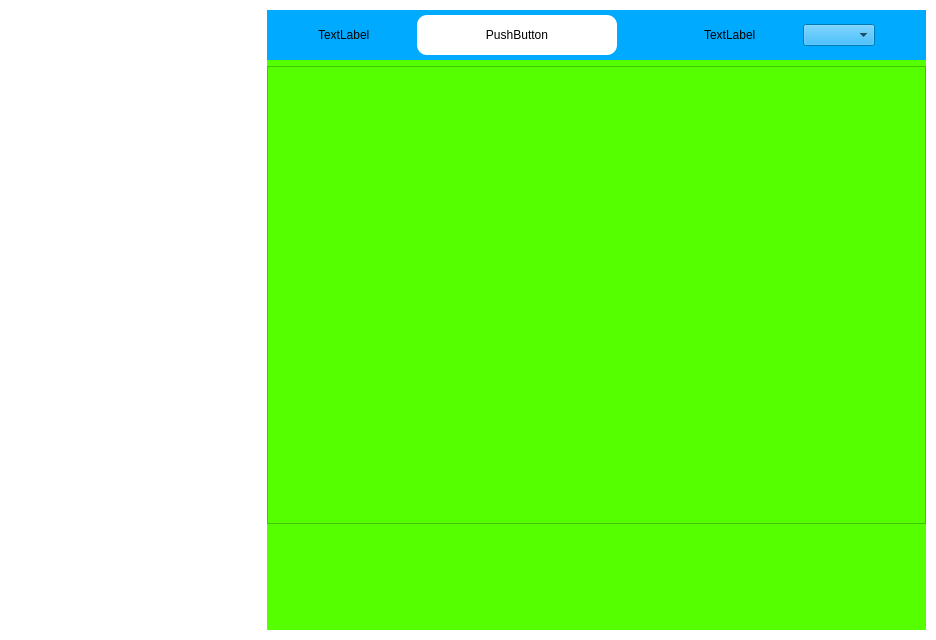
aligrand/Zapchat, file src/chatwindow.ui: the form before one commit.
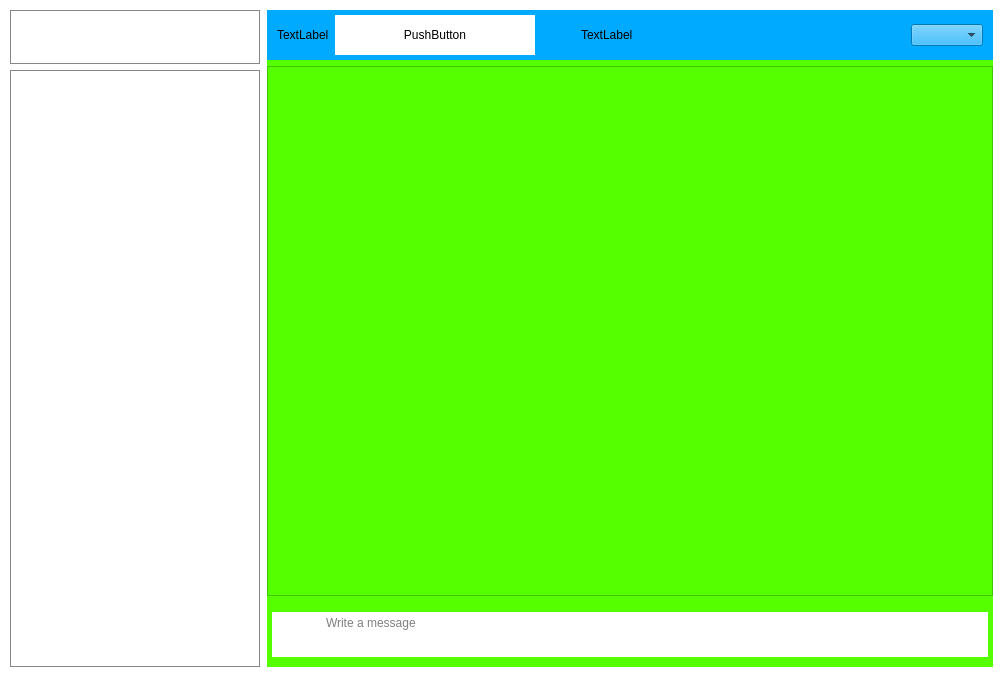
The form after the commit. Icons and pictures are not drawn.

```diff
--- a/src/chatwindow.ui
+++ b/src/chatwindow.ui
@@ -6,8 +6,8 @@
    <rect>
     <x>0</x>
     <y>0</y>
-    <width>936</width>
-    <height>640</height>
+    <width>1003</width>
+    <height>677</height>
    </rect>
   </property>
   <property name="windowTitle">
@@ -52,6 +52,11 @@
        <height>16777215</height>
       </size>
      </property>
+     <property name="styleSheet">
+      <string notr="true">border-style: solid;
+border-width: 1px;
+border-color: rgb(134, 134, 134);</string>
+     </property>
     </widget>
    </item>
    <item row="0" column="0">
@@ -74,18 +79,23 @@
        <height>16777215</height>
       </size>
      </property>
+     <property name="styleSheet">
+      <string notr="true">border-style: solid;
+border-width: 1px;
+border-color: rgb(134, 134, 134);</string>
+     </property>
      <layout class="QHBoxLayout" name="horizontalLayout">
       <property name="leftMargin">
-       <number>0</number>
+       <number>2</number>
       </property>
       <property name="topMargin">
-       <number>0</number>
+       <number>2</number>
       </property>
       <property name="rightMargin">
-       <number>0</number>
+       <number>2</number>
       </property>
       <property name="bottomMargin">
-       <number>0</number>
+       <number>2</number>
       </property>
       <item>
        <widget class="QPushButton" name="settingsButton">
@@ -102,8 +112,6 @@
 	border-radius: 10px;
 	width: 50px;
 	height: 50px;
-	
-	background-color: rgb(255, 255, 255);
 }
 
 QPushButton:hover {
@@ -132,8 +140,6 @@
 	border-radius: 10px;
 	width: 50px;
 	height: 50px;
-	
-	background-color: rgb(255, 255, 255);
 }
 
 QPushButton:hover {
@@ -168,8 +174,6 @@
 	border-radius: 10px;
 	width: 50px;
 	height: 50px;
-	
-	background-color: rgb(255, 255, 255);
 }
 
 QPushButton:hover {
@@ -283,7 +287,6 @@
             <string notr="true">QPushButton {
 	border-style: solid;
 	border-width: 0px;
-	border-radius: 10px;
 	width: 50px;
 	height: 50px;
 	
@@ -329,6 +332,19 @@
            </property>
           </widget>
          </item>
+         <item>
+          <spacer name="horizontalSpacer_2">
+           <property name="orientation">
+            <enum>Qt::Horizontal</enum>
+           </property>
+           <property name="sizeHint" stdset="0">
+            <size>
+             <width>40</width>
+             <height>20</height>
+            </size>
+           </property>
+          </spacer>
+         </item>
          <item>
           <widget class="QComboBox" name="comboBox">
            <property name="sizePolicy">
@@ -354,12 +370,152 @@
       </item>
       <item>
        <widget class="QWidget" name="widget_3" native="true">
+        <property name="sizePolicy">
+         <sizepolicy hsizetype="Preferred" vsizetype="Preferred">
+          <horstretch>0</horstretch>
+          <verstretch>0</verstretch>
+         </sizepolicy>
+        </property>
         <property name="minimumSize">
          <size>
           <width>500</width>
-          <height>100</height>
+          <height>65</height>
          </size>
         </property>
+        <property name="maximumSize">
+         <size>
+          <width>16777215</width>
+          <height>65</height>
+         </size>
+        </property>
+        <layout class="QHBoxLayout" name="horizontalLayout_3">
+         <property name="spacing">
+          <number>0</number>
+         </property>
+         <property name="leftMargin">
+          <number>5</number>
+         </property>
+         <property name="topMargin">
+          <number>10</number>
+         </property>
+         <property name="rightMargin">
+          <number>5</number>
+         </property>
+         <property name="bottomMargin">
+          <number>10</number>
+         </property>
+         <item>
+          <widget class="QPushButton" name="pushButton_2">
+           <property name="maximumSize">
+            <size>
+             <width>50</width>
+             <height>50</height>
+            </size>
+           </property>
+           <property name="styleSheet">
+            <string notr="true">QPushButton {
+	border-style: solid;
+	border-width: 0px;
+	width: 50px;
+	height: 50px;
+	
+	background-color: rgb(255, 255, 255);
+}
+
+QPushButton:hover {
+	
+	background-color: rgb(190, 190, 190);
+}</string>
+           </property>
+           <property name="icon">
+            <iconset>
+             <normaloff>../res/icon/attachment.png</normaloff>../res/icon/attachment.png</iconset>
+           </property>
+          </widget>
+         </item>
+         <item>
+          <widget class="QTextEdit" name="textEdit">
+           <property name="sizePolicy">
+            <sizepolicy hsizetype="Preferred" vsizetype="Preferred">
+             <horstretch>0</horstretch>
+             <verstretch>0</verstretch>
+            </sizepolicy>
+           </property>
+           <property name="styleSheet">
+            <string notr="true">background-color: rgb(255, 255, 255);</string>
+           </property>
+           <property name="frameShape">
+            <enum>QFrame::NoFrame</enum>
+           </property>
+           <property name="html">
+            <string>&lt;!DOCTYPE HTML PUBLIC &quot;-//W3C//DTD HTML 4.0//EN&quot; &quot;http://www.w3.org/TR/REC-html40/strict.dtd&quot;&gt;
+&lt;html&gt;&lt;head&gt;&lt;meta name=&quot;qrichtext&quot; content=&quot;1&quot; /&gt;&lt;style type=&quot;text/css&quot;&gt;
+p, li { white-space: pre-wrap; }
+&lt;/style&gt;&lt;/head&gt;&lt;body style=&quot; font-family:'MS Shell Dlg 2'; font-size:7.8pt; font-weight:400; font-style:normal;&quot;&gt;
+&lt;p style=&quot;-qt-paragraph-type:empty; margin-top:0px; margin-bottom:0px; margin-left:0px; margin-right:0px; -qt-block-indent:0; text-indent:0px; font-family:'MS Shell Dlg 2'; font-size:14pt;&quot;&gt;&lt;br /&gt;&lt;/p&gt;&lt;/body&gt;&lt;/html&gt;</string>
+           </property>
+           <property name="placeholderText">
+            <string>Write a message</string>
+           </property>
+          </widget>
+         </item>
+         <item>
+          <widget class="QPushButton" name="pushButton_3">
+           <property name="maximumSize">
+            <size>
+             <width>50</width>
+             <height>50</height>
+            </size>
+           </property>
+           <property name="styleSheet">
+            <string notr="true">QPushButton {
+	border-style: solid;
+	border-width: 0px;
+	width: 50px;
+	height: 50px;
+	background-color: rgb(255, 255, 255);
+}
+
+QPushButton:hover {
+	
+	background-color: rgb(190, 190, 190);
+}</string>
+           </property>
+           <property name="icon">
+            <iconset>
+             <normaloff>../res/icon/emoji_icon.png</normaloff>../res/icon/emoji_icon.png</iconset>
+           </property>
+          </widget>
+         </item>
+         <item>
+          <widget class="QPushButton" name="pushButton_4">
+           <property name="maximumSize">
+            <size>
+             <width>50</width>
+             <height>50</height>
+            </size>
+           </property>
+           <property name="styleSheet">
+            <string notr="true">QPushButton {
+	border-style: solid;
+	border-width: 0px;
+	width: 50px;
+	height: 50px;
+background-color: rgb(255, 255, 255);
+}
+
+QPushButton:hover {
+	
+	background-color: rgb(190, 190, 190);
+}</string>
+           </property>
+           <property name="icon">
+            <iconset>
+             <normaloff>../res/icon/send_icon.png</normaloff>../res/icon/send_icon.png</iconset>
+           </property>
+          </widget>
+         </item>
+        </layout>
        </widget>
       </item>
      </layout>
```
